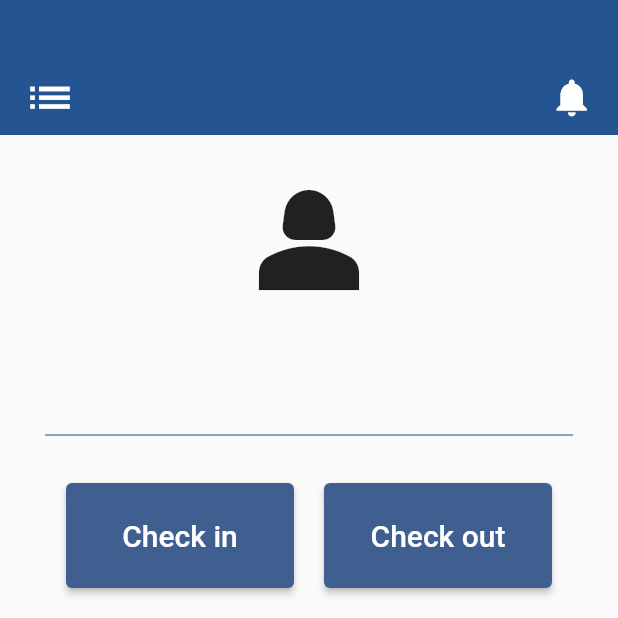
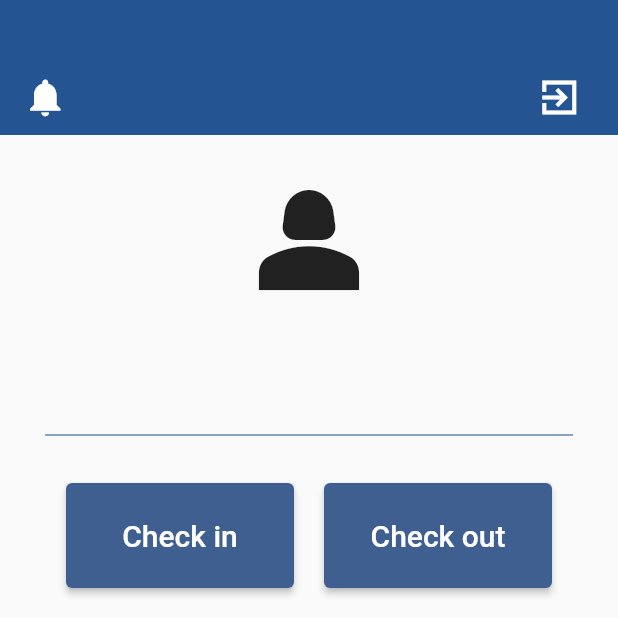
Before and after one commit to Yousefjoo17/Attendance-tracking, a Flutter app: the HomeView screen opened directly with empty values, on a phone screen of 412 x 824 dp, the top half of it. Run offline on Flutter 3.47's test engine with Material 2 defaults, Android fonts, the phone set to English and light mode, and no system bars; our stand-ins replace bloc, cloud_firestore, firebase_core, flutter_bloc, modal_progress_hud_nsn; accounts and stored records are empty.

Commit message:
log out button and clear textfield

```diff
--- a/lib/Cubits/Login_Cubit/login_cubit.dart
+++ b/lib/Cubits/Login_Cubit/login_cubit.dart
@@ -11,7 +11,7 @@ class LoginCubit extends Cubit<LoginState> {
 
   CollectionReference usersReference =
       FirebaseFirestore.instance.collection(kCollectionUsers);
-   bool newUser=true;
+  bool newUser = true;
 
   Future<void> loginuser(UserModel userModel) async {
     emit(LoginLoading());
--- a/lib/views/widgets/Home_app_bar.dart
+++ b/lib/views/widgets/Home_app_bar.dart
@@ -12,21 +12,26 @@ class HomeAppBar extends StatelessWidget {
       height: 90,
       color: kprimaryColor,
       padding: const EdgeInsets.only(top: 40),
-      child: const Row(
+      child: Row(
         children: [
-          Spacer(flex: 1),
-          Icon(
-            Icons.list,
-            size: 35,
-            color: Colors.white,
-          ),
-          Spacer(flex: 20),
-          Icon(
+          const Spacer(flex: 1),
+          const Icon(
             Icons.notifications,
             size: 30,
             color: Colors.white,
           ),
-          Spacer(flex: 1),
+          const Spacer(flex: 20),
+          IconButton(
+            onPressed: () {
+              Navigator.pop(context);
+            },
+            icon: const Icon(
+              Icons.exit_to_app_sharp,
+              size: 30,
+              color: Colors.white,
+            ),
+          ),
+          const Spacer(flex: 1),
         ],
       ),
     );
```
Also changed, not shown: lib/views/Login_View.dart (+9 -1 lines), lib/views/widgets/Custom_text_field.dart (+5 -2 lines).
